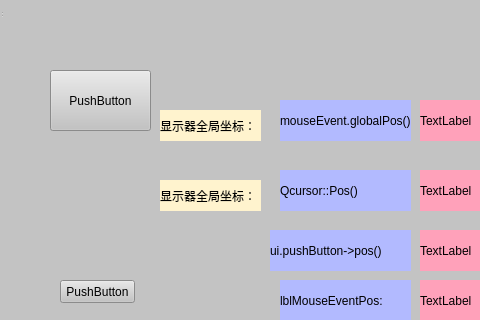
Before: the Qt Designer form FCS/testwidget.ui in qimo601/FCS, drawn with Qt 5; both pictures show x 0 to 480 and y 0 to 320 of the 1159 by 583 pixel window.
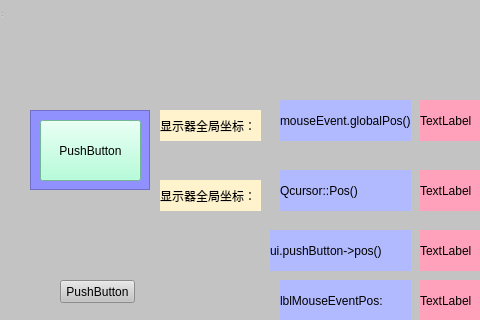
After: the same form once the commit is applied.

Diff of the .ui file:
```diff
--- a/FCS/testwidget.ui
+++ b/FCS/testwidget.ui
@@ -28,19 +28,6 @@
    <property name="styleSheet">
     <string notr="true">background-color: rgb(195, 195, 195);</string>
    </property>
-   <widget class="QPushButton" name="pushButton">
-    <property name="geometry">
-     <rect>
-      <x>50</x>
-      <y>70</y>
-      <width>101</width>
-      <height>61</height>
-     </rect>
-    </property>
-    <property name="text">
-     <string>PushButton</string>
-    </property>
-   </widget>
    <widget class="QPushButton" name="pushButton_3">
     <property name="geometry">
      <rect>
@@ -346,7 +333,7 @@
      <string>显示器全局坐标：</string>
     </property>
    </widget>
-   <widget class="QWidget" name="">
+   <widget class="QWidget" name="layoutWidget">
     <property name="geometry">
      <rect>
       <x>360</x>
@@ -387,6 +374,41 @@
      </item>
     </layout>
    </widget>
+   <widget class="QFrame" name="frame_2">
+    <property name="geometry">
+     <rect>
+      <x>30</x>
+      <y>110</y>
+      <width>120</width>
+      <height>80</height>
+     </rect>
+    </property>
+    <property name="styleSheet">
+     <string notr="true">background-color: rgb(144, 144, 255);</string>
+    </property>
+    <property name="frameShape">
+     <enum>QFrame::StyledPanel</enum>
+    </property>
+    <property name="frameShadow">
+     <enum>QFrame::Raised</enum>
+    </property>
+    <widget class="QPushButton" name="pushButton123">
+     <property name="geometry">
+      <rect>
+       <x>10</x>
+       <y>10</y>
+       <width>101</width>
+       <height>61</height>
+      </rect>
+     </property>
+     <property name="styleSheet">
+      <string notr="true">background-color: rgb(160, 255, 208);</string>
+     </property>
+     <property name="text">
+      <string>PushButton</string>
+     </property>
+    </widget>
+   </widget>
   </widget>
   <widget class="QToolBar" name="mainToolBar">
    <property name="geometry">
```
